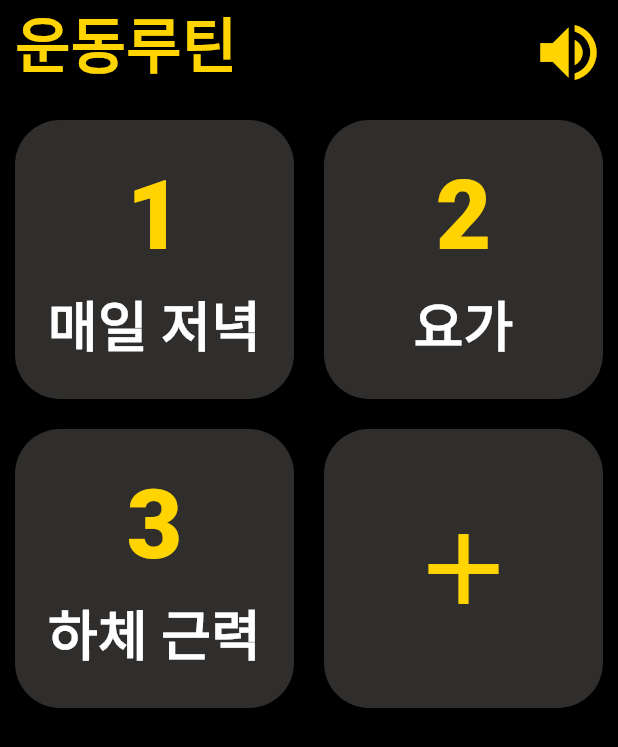
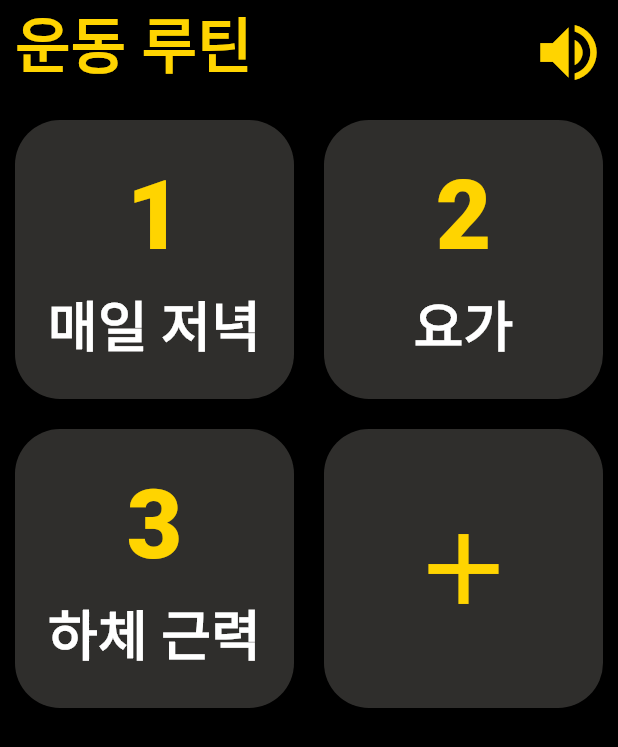
Before and after one commit to BeyondVision-NalBao/2024-BeyondVision-SolutionChallenge, a Flutter app: the Routine screen opened directly, on a phone screen of 412 x 824 dp. Shown: the top 747 px of the screen. Run offline on Flutter 3.47's test engine with Material 3 defaults, Android fonts, the phone set to English and light mode, and no system bars; our stand-ins replace camera, carousel_slider, fl_chart, google_sign_in, speech_to_text, table_calendar.

Commit message:
chores: modify text

```diff
--- a/lib/ui/routine/routine.dart
+++ b/lib/ui/routine/routine.dart
@@ -22,7 +22,7 @@ class Routine extends StatelessWidget {
       )
     ];
     return Scaffold(
-      appBar: MyAppBar(context, titleText: "운동루틴"),
+      appBar: MyAppBar(context, titleText: "운동 루틴"),
       backgroundColor: Colors.black,
       body: SingleChildScrollView(
         child: SizedBox(
```
